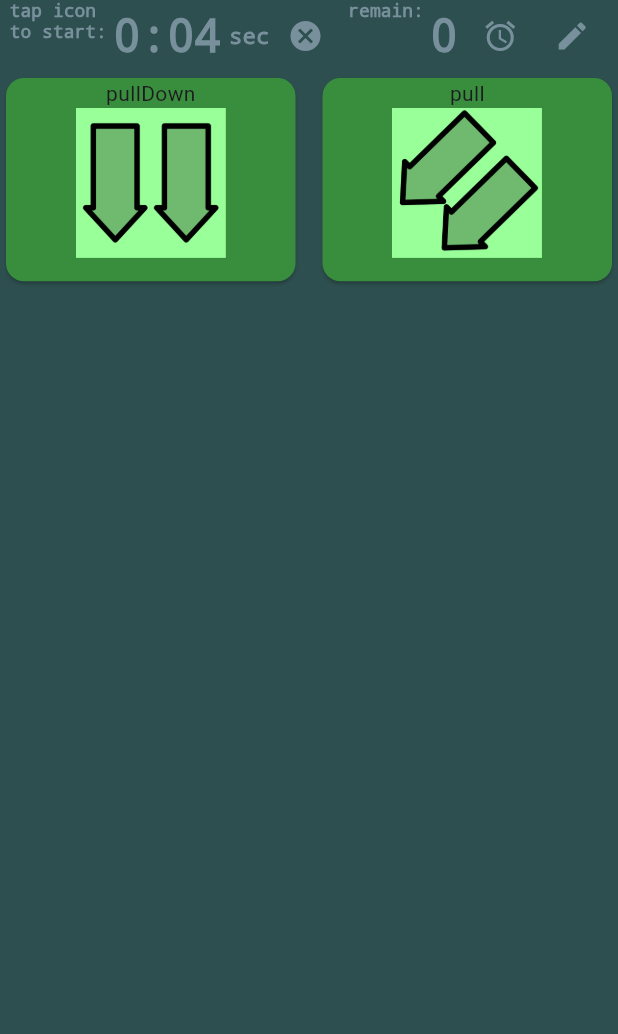
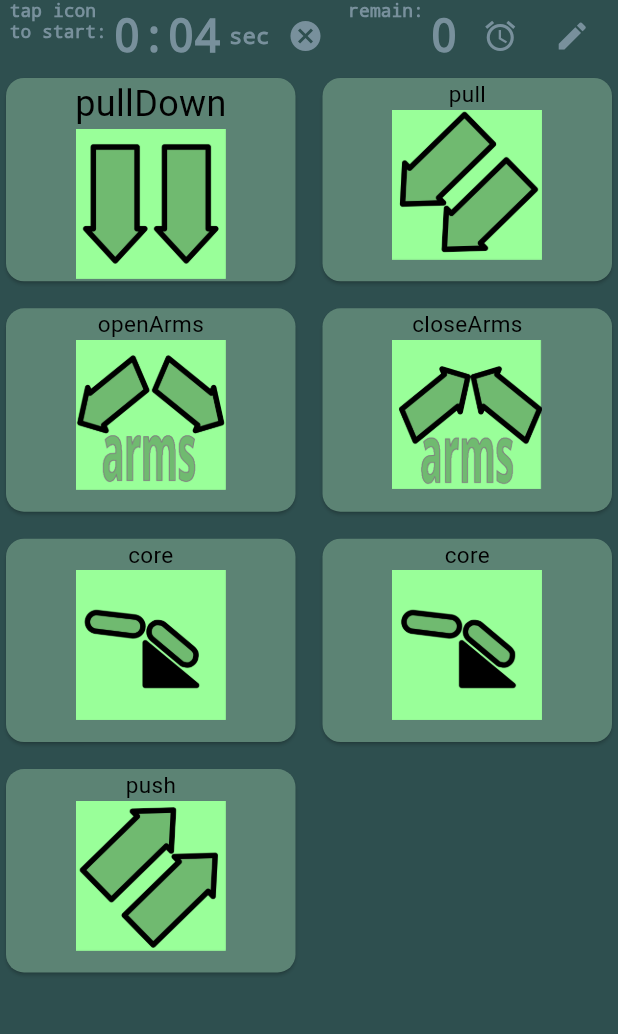
Before and after one commit to of3jlmssoo/exercise_Tracker_flutter, a Flutter app: the screen it shows after launch, after a tap on "pullDown", on a phone screen of 412 x 824 dp, the part 84-1118 px from its top. Run offline on Flutter 3.47's test engine with Material 2 defaults, Android fonts, the light colour scheme and no system bars; our stand-ins replace flutter_riverpod, riverpod_annotation.

Commit message:
count down exercises

```diff
--- a/lib/main.dart
+++ b/lib/main.dart
@@ -17,10 +17,14 @@ const int totalDuration = prepDuration + workoutDuration;
 
 int _selectedWorkout = -1;
 bool _cancelTimer = false;
+
 // const int NUMBER_OF_WORKOUT = 10;
+
+const double normalFontSize = 15.0;
+const double largeFontSize = 24.0;
 const int myAppBarColor = 0xff2C3333;
 // const int myCardColor = 0xff5B9A8B;
-const int myCardColor = 0xff388e3c;
+const int myCardColor = 0xff5C8374;
 const int myTimeAreaColor = 0xff2E4F4F;
 const int myMainContainerColor = myTimeAreaColor;
 // const int myAppBarFontColor = 0xFF90a4ae;
@@ -42,7 +46,7 @@ List imageListDone = [
   )
 ];
 
-final todoListProvider =
+final exerciseListProvider =
     NotifierProvider<ExerciseList, List<Exercise>>(ExerciseList.new);
 
 enum ExerciseListFilter {
@@ -55,7 +59,7 @@ final exerciseListFilter = StateProvider((_) => ExerciseListFilter.all);
 
 final filteredExercises = Provider<List<Exercise>>((ref) {
   final filter = ref.watch(exerciseListFilter);
-  final todos = ref.watch(todoListProvider);
+  final todos = ref.watch(exerciseListProvider);
 
   switch (filter) {
     case ExerciseListFilter.completed:
@@ -74,61 +78,40 @@ class Exercise {
     required this.name,
     required this.imageasset,
     this.completed = false,
+    this.fontsize = normalFontSize,
   });
 
   final String id;
   final String name;
   final String imageasset;
   final bool completed;
+  final double fontsize;
 }
 
 class ExerciseList extends Notifier<List<Exercise>> {
   @override
   List<Exercise> build() => [
-        // const Todo(id: 'todo-0', description: 'Buy cookies'),
-        // const Todo(id: 'todo-1', description: 'Star Riverpod'),
-        // const Todo(id: 'todo-2', description: 'Have a walk'),
         const Exercise(
             id: 'exercise-0',
             name: 'pullDown',
             imageasset: 'images/pullDown.png'),
         const Exercise(
             id: 'exercise-1', name: 'pull', imageasset: 'images/pull.png'),
-        // (
-        //   const Text('openArms'),
-        //   Image.asset(
-        //     'images/openArms.png',
-        //     fit: BoxFit.contain,
-        //   )
-        // ),
-        // (
-        //   const Text('closeArms'),
-        //   Image.asset(
-        //     'images/closeArms.png',
-        //     fit: BoxFit.contain,
-        //   )
-        // ),
-        // (
-        //   const Text('core'),
-        //   Image.asset(
-        //     'images/core.png',
-        //     fit: BoxFit.contain,
-        //   )
-        // ),
-        // (
-        //   const Text('core'),
-        //   Image.asset(
-        //     'images/core.png',
-        //     fit: BoxFit.contain,
-        //   )
-        // ),
-        // (
-        //   const Text('push'),
-        //   Image.asset(
-        //     'images/push.png',
-        //     fit: BoxFit.contain,
-        //   )
-        // ),
+        const Exercise(
+            id: 'exercise-2',
+            name: 'openArms',
+            imageasset: 'images/openArms.png'),
+        const Exercise(
+            id: 'exercise-3',
+            name: 'closeArms',
+            imageasset: 'images/closeArms.png'),
+        const Exercise(
+            id: 'exercise-4', name: 'core', imageasset: 'images/core.png'),
+        const Exercise(
+            id: 'exercise-5', name: 'core', imageasset: 'images/core.png'),
+        const Exercise(
+            id: 'exercise-6', name: 'push', imageasset: 'images/push.png'),
+
         // (
         //   const Text('hamstring'),
         //   Image.asset(
@@ -163,7 +146,8 @@ class ExerciseList extends Notifier<List<Exercise>> {
     ];
   }
 
-  void toggle(String id) {
+  void setDone(String id) {
+    log.info('setDone ------------------------');
     state = [
       for (final exercise in state)
         if (exercise.id == id)
@@ -172,6 +156,26 @@ class ExerciseList extends Notifier<List<Exercise>> {
             completed: !exercise.completed,
             name: exercise.name,
             imageasset: 'images/done.png',
+            fontsize: normalFontSize,
+          )
+        else
+          exercise,
+    ];
+  }
+
+  void toggleTitle(String id) {
+    state = [
+      for (final exercise in state)
+        if (exercise.id == id)
+          Exercise(
+              id: exercise.id,
+              completed: !exercise.completed,
+              name: exercise.name,
+              imageasset: exercise.imageasset, //'images/done.png',
+              fontsize: largeFontSize
+              // fontsize: exercise.fontsize == largeFontSize
+              //     ? normalFontSize
+              //     : largeFontSize,
               )
         else
           exercise,
@@ -460,40 +464,54 @@ class MyHomePage extends ConsumerWidget {
                 [
                   for (int index = 0; index < exercises.length; index++) ...{
                     Card(
-                        color: const Color(myCardColor),
+                        color: Color(myCardColor),
                         clipBehavior: Clip.hardEdge,
                         child: InkWell(
                           highlightColor: Colors.red,
-                          splashColor: Colors.red,
+                          splashColor: Color(0xff445D48),
                           onTap: () {
-                            log.info('>>>>>>>>>>>> $alreadyTapped');
-                            debugPrint('>>>>>> $alreadyTapped');
-                            alreadyTapped.contains(index)
-                                ? {}
-                                : {
-                                    SystemSound.play(SystemSoundType.click),
+                            if (exercises[index].name != 'core') {
+                              log.info('Card InkWell onTap()');
+                              SystemSound.play(SystemSoundType.click);
                               ref
                                   .read(periodicTimerProvider.notifier)
-                                        .starttimer(),
-                                    alreadyTapped.add(index),
-                                  };
+                                  .starttimer(() => {
+                                        ref
+                                            .read(exerciseListProvider.notifier)
+                                            .toggleTitle(exercises[index].id),
+                                        ref
+                                            .read(exerciseListProvider.notifier)
+                                            .setDone(exercises[index].id),
+                                      });
+                              // alreadyTapped.add(index);
+                              ref
+                                  .read(exerciseListProvider.notifier)
+                                  .toggleTitle(exercises[index].id);
+                            }
                           },
                           child: Column(
                             children: [
                               // imageList[index].$1,
-                              Text(exercises[index].name),
-
+                              Text(
+                                exercises[index].name,
+                                style: TextStyle(
+                                    color: Colors.black,
+                                    fontSize: exercises[index].fontsize!),
+                              ),
                               SizedBox(
                                   width: 100,
                                   height: 100,
-                                child: (index != _selectedWorkout &&
-                                        !alreadyRendered.contains(index))
-                                    ? Image.asset(
+                                  // child: (index != _selectedWorkout &&
+                                  //         !alreadyRendered.contains(index))
+                                  //     ? Image.asset(
+                                  //         exercises[index].imageasset,
+                                  //         fit: BoxFit.contain,
+                                  //       )
+                                  //     : imageListDone[index].$2,
+                                  child: Image.asset(
                                     exercises[index].imageasset,
                                     fit: BoxFit.contain,
-                                      )
-                                    : imageListDone[index].$2,
-                              ),
+                                  )),
                               // imageList[index],
                             ],
                           ),
--- a/lib/timers.dart
+++ b/lib/timers.dart
@@ -1,3 +1,4 @@
+import 'package:exercise_tracker/main.dart';
 import 'package:flutter/material.dart';
 import 'package:flutter_riverpod/flutter_riverpod.dart';
 import 'package:riverpod_annotation/riverpod_annotation.dart';
@@ -32,7 +33,7 @@ class PeriodicTimerStateNotifier extends StateNotifier<int> {
   }
 
   // void starttimer(int counter) {
-  void starttimer() {
+  void starttimer(Function func) {
     if (originalTimePeriod == 0) originalTimePeriod = state;
     int counter = state;
     log.info('periodicTimer started counter:$counter and state:$state');
@@ -42,11 +43,13 @@ class PeriodicTimerStateNotifier extends StateNotifier<int> {
         timerobj = timer;
         log.info(
             'periodicTimer timer.tick:${timer.tick}, counter:$counter and state:$state');
+
         counter--;
         state = counter;
         if (counter == 0) {
           log.info('periodicTimer Cancel timer');
           timer.cancel();
+          func();
           // set(timePeriodValue);
           reset();
         }
```
Lines whose indentation alone changed are shown as unchanged.
